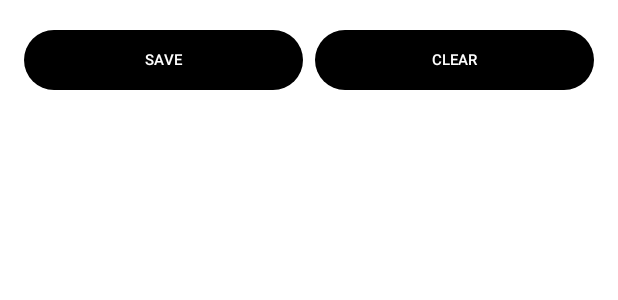
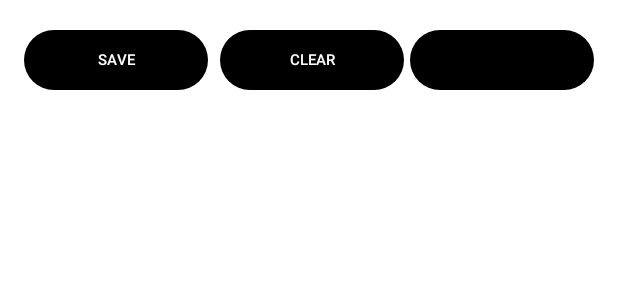
Before and after one commit to thanhNgan1331/Draw-App, an Android app built with Jetpack Compose: the layout activity_main3.xml on its own in the app's theme, with its tools: preview values and no code run, on a phone screen of 412 x 824 dp. Shown: the top 300 px of the screen. Run offline under Robolectric (Android 15) with nearby library versions, the phone set to English and light mode, and no system bars.

Commit message:
Update change color

```diff
--- a/app/build.gradle
+++ b/app/build.gradle
@@ -58,6 +58,7 @@ dependencies {
     implementation 'androidx.compose.ui:ui-graphics'
     implementation 'androidx.compose.ui:ui-tooling-preview'
     implementation 'androidx.compose.material3:material3'
+    implementation 'com.github.yukuku:ambilwarna:2.0.1'
     testImplementation 'junit:junit:4.13.2'
     androidTestImplementation 'androidx.test.ext:junit:1.1.5'
     androidTestImplementation 'androidx.test.espresso:espresso-core:3.5.1'
--- a/app/src/main/res/layout/activity_main3.xml
+++ b/app/src/main/res/layout/activity_main3.xml
@@ -8,7 +8,7 @@
     android:background="@color/white"
     android:orientation="vertical"
     android:padding="16dp"
-    tools:context=".MainActivity">
+    tools:context=".MainActivity3">
 
     <!-- Layout to display buttons
         for encoding and decoding-->
@@ -45,6 +45,18 @@
             android:textColor="@color/white"
             app:backgroundTint="@color/black" />
 
+        <Button
+            android:id="@+id/btnChangeColor"
+            android:layout_width="0dp"
+            android:layout_height="wrap_content"
+            android:layout_marginStart="4dp"
+            android:layout_marginLeft="4dp"
+            android:layout_weight="1"
+            android:onClick="btnDelete"
+            android:textColor="@color/white"
+            android:textSize="10sp"
+            app:backgroundTint="@color/black" />
+
     </LinearLayout>
 
     <!-- Textview to display encoded text-->
```
Also changed, not shown: app/src/main/java/com/ptn/test_drawing/MainActivity3.java (+35 -6 lines).
